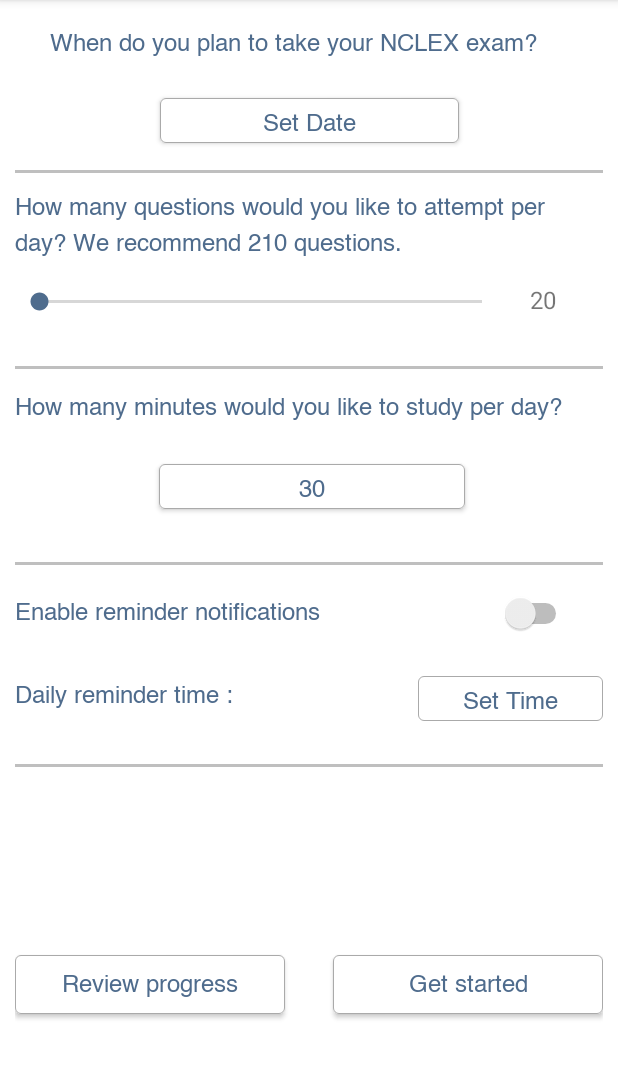
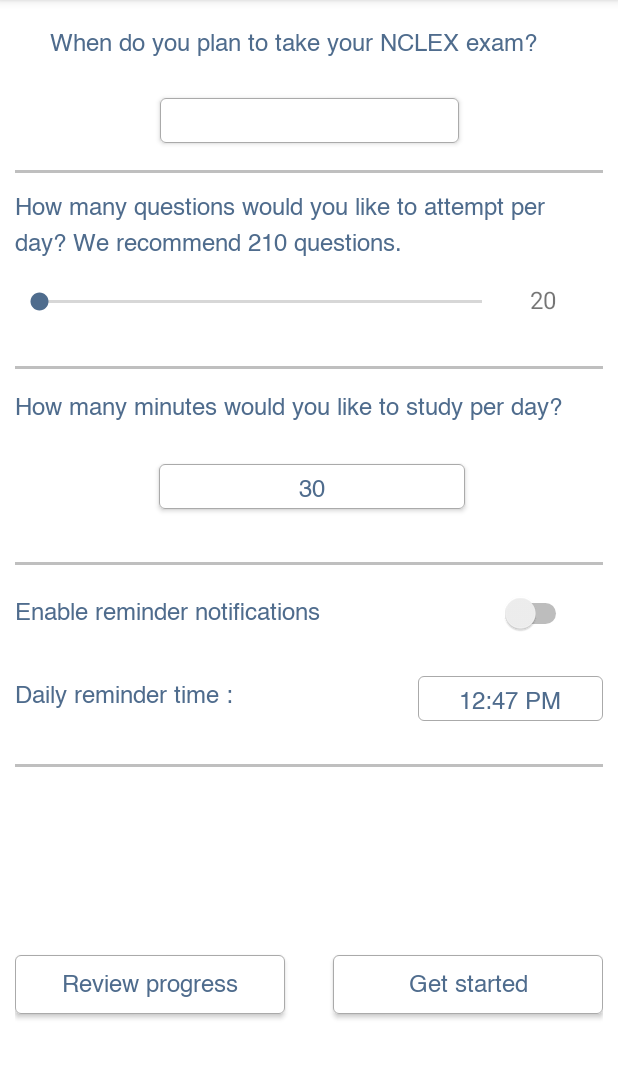
Before and after one commit to Tijil-Parmar/Android_Training, an Android app: the screen it shows after launch (MainActivity), on a phone screen of 412 x 824 dp, the part 84-1163 px from its top. Run offline under Robolectric (Android 15) with nearby library versions, the phone set to English and light mode, and no system bars.

```diff
--- a/app/src/main/java/com/example/StudyGoals/MainActivity.java
+++ b/app/src/main/java/com/example/StudyGoals/MainActivity.java
@@ -45,6 +45,7 @@ public class MainActivity extends AppCompatActivity implements DatePickerDialog.
         displayReminderTimeBtn = findViewById(R.id.setTimeTV);
         displayStudyTime =findViewById(R.id.setDurationTV);
         displayUserSelectedQuestions =findViewById(R.id.numberOfQuestionsSeekBar);
+        preferences = getSharedPreferences( getPackageName() + "_preferences", MODE_PRIVATE);
         StudyGoal studyGoal=StudyGoal.getStudyGoalobject();
         displayExamDate.setText(studyGoal.getExamDate());
         displayStudyTime.setText(String.valueOf((studyGoal.getStudyDuration())));
@@ -52,7 +53,6 @@ public class MainActivity extends AppCompatActivity implements DatePickerDialog.
         displayUserSelectedQuestions.setText(String.valueOf(studyGoal.getNumberOfQuestions()));
         numberOfQuestionsSeekbar.setProgress((studyGoal.getNumberOfQuestions()));
         studyReminderSwitch.setChecked(studyGoal.getReminder());
-        preferences = getSharedPreferences( getPackageName() + "_preferences", MODE_PRIVATE);
         displayReminderTimeBtn.setOnClickListener(new View.OnClickListener() {
             @Override
             public void onClick(View view) {
--- a/app/src/main/java/com/example/StudyGoals/StudyGoal.java
+++ b/app/src/main/java/com/example/StudyGoals/StudyGoal.java
@@ -1,7 +1,7 @@
 package com.example.StudyGoals;
 
 public class StudyGoal {
-    String examDate = "Set Date";
+    String examDate = "";
     String notificationReminderTime = "Set Time";
     int numberOfQuestions = 20;
     public int studyDuration = 30;
@@ -9,8 +9,14 @@ public class StudyGoal {
     static StudyGoal studyGoal;
 
     private StudyGoal() {
+        StudyGoalManager studyGoalManagerObject = StudyGoalManager.getSGMobject();
+        examDate = studyGoalManagerObject.getExamDate();
+        notificationReminderTime = studyGoalManagerObject.getNotificationReminderTime();
+        numberOfQuestions = studyGoalManagerObject.getNumberOfQuestions();
+        studyDuration = studyGoalManagerObject.getStudyDuration();
+        isReminder = studyGoalManagerObject.getReminder();
     }
-
+    StudyGoalManager studyGoalManagerObject2 = StudyGoalManager.getSGMobject();
     public static StudyGoal getStudyGoalobject() {
         if (studyGoal == null) {
             studyGoal = new StudyGoal();
@@ -24,7 +30,7 @@ public class StudyGoal {
 
     public void setExamDate(String examDate) {
         this.examDate = examDate;
-
+        studyGoalManagerObject2.setExamDate(examDate);
     }
 
     public String getNotificationReminderTime() {
@@ -33,7 +39,7 @@ public class StudyGoal {
 
     public void setNotificationReminderTime(String notificationReminderTime) {
         this.notificationReminderTime = notificationReminderTime;
-
+        studyGoalManagerObject2.setNotificationReminderTime(notificationReminderTime);
     }
 
     public int getNumberOfQuestions() {
@@ -42,7 +48,7 @@ public class StudyGoal {
 
     public void setNumberOfQuestions(int numberOfQuestions) {
         this.numberOfQuestions = numberOfQuestions;
-
+        studyGoalManagerObject2.setNumberOfQuestions(numberOfQuestions);
     }
 
     public int getStudyDuration() {
@@ -51,7 +57,7 @@ public class StudyGoal {
 
     public void setStudyDuration(int studyDuration) {
         this.studyDuration = studyDuration;
-
+        studyGoalManagerObject2.setStudyDuration(studyDuration);
     }
 
     public Boolean getReminder() {
@@ -60,16 +66,15 @@ public class StudyGoal {
 
     public void setReminder(Boolean reminder) {
         isReminder = reminder;
-
+        studyGoalManagerObject2.setReminder(reminder);
     }
 
     public static StudyGoal getStudyGoal() {
         return studyGoal;
     }
 
-    public static void setStudyGoal(StudyGoal studyGoal) {
+    public void setStudyGoal(StudyGoal studyGoal) {
         StudyGoal.studyGoal = studyGoal;
-
     }
 
     @Override
--- a/app/src/main/java/com/example/StudyGoals/StudyGoalManager.java
+++ b/app/src/main/java/com/example/StudyGoals/StudyGoalManager.java
@@ -28,7 +28,7 @@ public class StudyGoalManager {
     }
 
     public String getExamDate() {
-        examDate=MainActivity.preferences.getString("examDate","");
+        examDate=MainActivity.preferences.getString("examDate"," ");
         return examDate;
     }
 
@@ -43,7 +43,7 @@ public class StudyGoalManager {
     }
 
     public void setNotificationReminderTime(String notificationReminderTime) {
-        MainActivity.preferences.edit().putString("dailyReminder", "12:47 PM").apply();
+        MainActivity.preferences.edit().putString("dailyReminder", notificationReminderTime).apply();
         this.notificationReminderTime = notificationReminderTime;
     }
 
@@ -53,7 +53,7 @@ public class StudyGoalManager {
     }
 
     public void setNumberOfQuestions(int numberOfQuestions) {
-        MainActivity.preferences.edit().putString("questionsGoal", examDate).apply();
+        MainActivity.preferences.edit().putString("questionsGoal", String.valueOf(numberOfQuestions)).apply();
         this.numberOfQuestions = numberOfQuestions;
     }
 
@@ -63,7 +63,7 @@ public class StudyGoalManager {
     }
 
     public void setStudyDuration(int studyDuration) {
-        MainActivity.preferences.edit().putString("timeGoal", examDate).apply();
+        MainActivity.preferences.edit().putString("timeGoal", String.valueOf(studyDuration)).apply();
         this.studyDuration = studyDuration;
     }
 
@@ -73,7 +73,7 @@ public class StudyGoalManager {
     }
 
     public void setReminder(Boolean reminder) {
-        MainActivity.preferences.edit().putString("isReminder", "false").apply();
+        MainActivity.preferences.edit().putString("isReminder", String.valueOf(reminder)).apply();
         isReminder = reminder;
     }
 }
--- a/app/src/main/res/layout/activity_main.xml
+++ b/app/src/main/res/layout/activity_main.xml
@@ -20,10 +20,10 @@
             android:outlineSpotShadowColor="#BFBFBF"
             app:layout_constraintBottom_toBottomOf="parent"
             app:layout_constraintEnd_toEndOf="parent"
-            app:layout_constraintHorizontal_bias="0.0"
+            app:layout_constraintHorizontal_bias="1.0"
             app:layout_constraintStart_toStartOf="parent"
             app:layout_constraintTop_toBottomOf="@+id/enableNotificationSwitch"
-            app:layout_constraintVertical_bias="0.234" />
+            app:layout_constraintVertical_bias="0.329" />
 
         <View
             android:id="@+id/view"
@@ -40,9 +40,10 @@
 
         <TextView
             android:id="@+id/examDateTextView"
-            android:layout_width="344dp"
-            android:layout_height="35dp"
+            android:layout_width="392dp"
+            android:layout_height="38dp"
             android:fontFamily="@font/helvetica"
+            android:gravity="center"
             android:text="@string/textViewDate"
             android:textColor="#4f6c8d"
             android:textSize="16sp"
@@ -57,18 +58,18 @@
             android:id="@+id/numberOfQuestionsTextView"
             android:layout_width="387dp"
             android:layout_height="46dp"
-            android:layout_marginBottom="161dp"
+            android:layout_marginTop="8dp"
             android:fontFamily="@font/helvetica"
             android:lineSpacingExtra="8sp"
             android:text="@string/questionsPerDayTextView"
             android:textColor="#4f6c8d"
             android:textSize="16sp"
-            app:layout_constraintBottom_toTopOf="@+id/enableNotificationSwitch"
+            app:layout_constraintBottom_toTopOf="@+id/view2"
             app:layout_constraintEnd_toEndOf="parent"
             app:layout_constraintHorizontal_bias="0.0"
             app:layout_constraintStart_toStartOf="parent"
             app:layout_constraintTop_toBottomOf="@+id/setDateTV"
-            app:layout_constraintVertical_bias="1.0" />
+            app:layout_constraintVertical_bias="0.092" />
 
         <TextView
             android:id="@+id/numberOfMinutesTextView"
@@ -88,8 +89,8 @@
 
         <Switch
             android:id="@+id/enableNotificationSwitch"
-            android:layout_width="371dp"
-            android:layout_height="44dp"
+            android:layout_width="391dp"
+            android:layout_height="51dp"
             android:layout_marginTop="10dp"
             android:fontFamily="@font/helvetica"
             android:text="@string/enableReminderNotifications"
@@ -97,10 +98,10 @@
             android:textSize="16sp"
             app:layout_constraintBottom_toBottomOf="parent"
             app:layout_constraintEnd_toEndOf="parent"
-            app:layout_constraintHorizontal_bias="0.0"
+            app:layout_constraintHorizontal_bias="1.0"
             app:layout_constraintStart_toStartOf="parent"
             app:layout_constraintTop_toTopOf="parent"
-            app:layout_constraintVertical_bias="0.528"
+            app:layout_constraintVertical_bias="0.56"
             tools:ignore="UseSwitchCompatOrMaterialXml" />
 
         <View
@@ -112,7 +113,8 @@
             app:layout_constraintBottom_toTopOf="@+id/numberOfQuestionsTextView"
             app:layout_constraintEnd_toEndOf="parent"
             app:layout_constraintHorizontal_bias="0.0"
-            app:layout_constraintStart_toStartOf="parent" />
+            app:layout_constraintStart_toStartOf="parent"
+            app:layout_constraintTop_toBottomOf="@+id/setDateTV" />
 
         <com.google.android.material.button.MaterialButton
             android:id="@+id/reviewProgressButton"
@@ -159,10 +161,10 @@
             android:id="@+id/setReminderTimeTextView"
             android:layout_width="211dp"
             android:layout_height="35dp"
-            android:layout_marginTop="20dp"
+            android:layout_marginTop="28dp"
             android:fontFamily="@font/helvetica"
+            android:gravity="center_vertical"
             android:text="@string/daily_reminder_time"
-            android:gravity="center_vertical"
             android:textColor="#4f6c8d"
             android:textSize="16dp"
             app:layout_constraintStart_toStartOf="parent"
@@ -178,21 +180,24 @@
             app:layout_constraintBottom_toTopOf="@+id/enableNotificationSwitch"
             app:layout_constraintEnd_toEndOf="parent"
             app:layout_constraintHorizontal_bias="0.0"
-            app:layout_constraintStart_toStartOf="parent" />
+            app:layout_constraintStart_toStartOf="parent"
+            app:layout_constraintTop_toTopOf="@+id/enableNotificationSwitch"
+            app:layout_constraintVertical_bias="0.0" />
 
         <TextView
             android:id="@+id/numberOfQuestionsSeekBar"
             android:layout_width="40dp"
-            android:layout_height="25dp"
+            android:layout_height="30dp"
             android:layout_marginTop="12dp"
             android:layout_marginEnd="4dp"
+            android:gravity="center"
             android:textSize="16sp"
             app:layout_constraintBottom_toBottomOf="@+id/numberOfQuestionsSeekbar"
             app:layout_constraintEnd_toEndOf="parent"
-            app:layout_constraintHorizontal_bias="0.897"
+            app:layout_constraintHorizontal_bias="1.0"
             app:layout_constraintStart_toEndOf="@+id/numberOfQuestionsSeekbar"
             app:layout_constraintTop_toBottomOf="@+id/numberOfQuestionsTextView"
-            app:layout_constraintVertical_bias="0.642" />
+            app:layout_constraintVertical_bias="1.0" />
 
         <SeekBar
             android:id="@+id/numberOfQuestionsSeekbar"
@@ -212,7 +217,7 @@
             android:id="@+id/setDateTV"
             android:layout_width="221dp"
             android:layout_height="35dp"
-            android:layout_marginTop="8dp"
+            android:layout_marginTop="4dp"
             android:background="@drawable/textviewborder"
             android:gravity="center"
             android:text="Set Date"
@@ -251,10 +256,10 @@
             android:textSize="16sp"
             app:layout_constraintBottom_toTopOf="@+id/getStartedButton"
             app:layout_constraintEnd_toEndOf="parent"
-            app:layout_constraintHorizontal_bias="0.846"
+            app:layout_constraintHorizontal_bias="1.0"
             app:layout_constraintStart_toEndOf="@+id/setReminderTimeTextView"
             app:layout_constraintTop_toBottomOf="@+id/enableNotificationSwitch"
-            app:layout_constraintVertical_bias="0.0" />
+            app:layout_constraintVertical_bias="0.055" />
 
 
     </androidx.constraintlayout.widget.ConstraintLayout>
```
